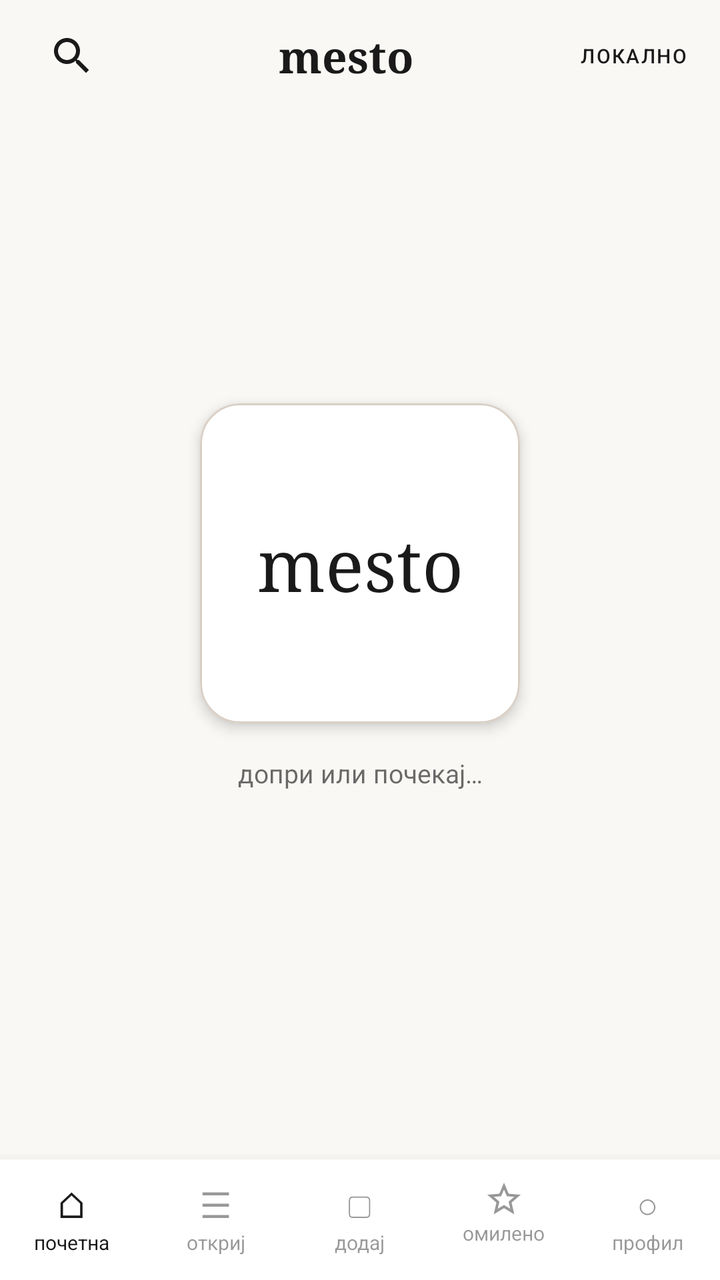
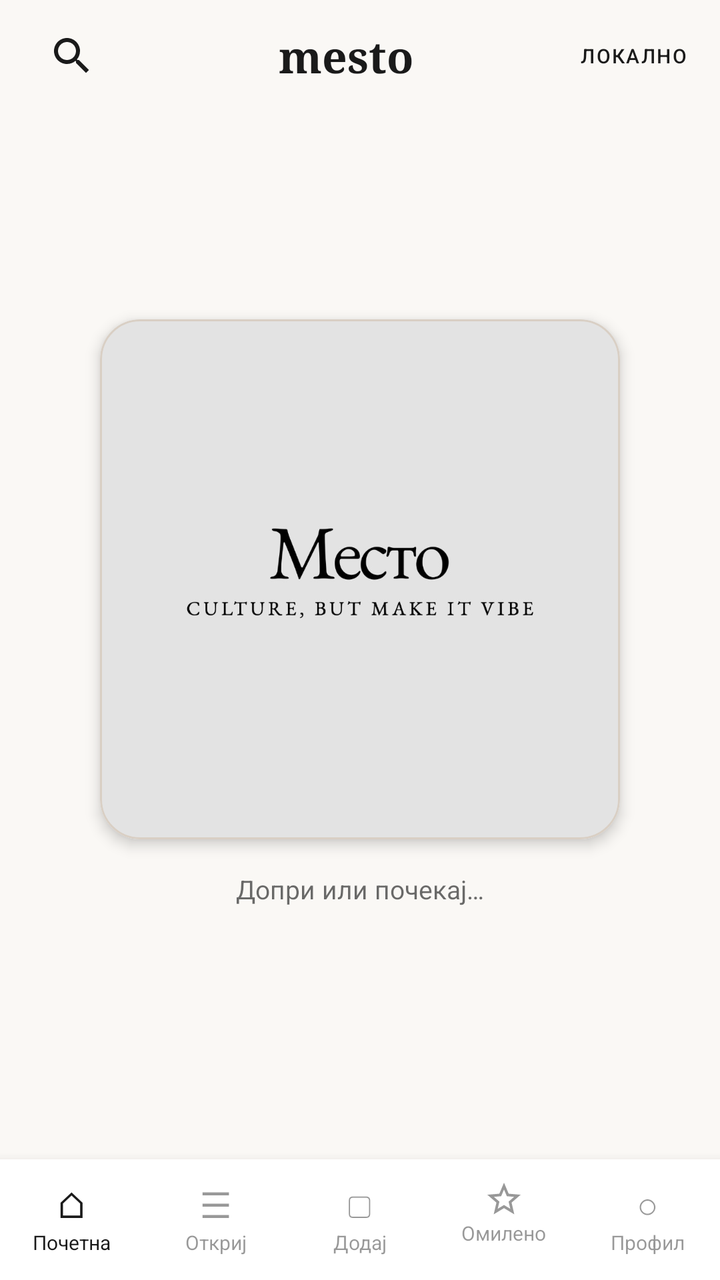

Two renders of the same Android screen: before a commit and after it. Below are the layout's source before the change and the commit's diff.
<!-- AndroidManifest.xml: application theme Theme.Mesto_samostojna -->
<!-- res/layout/activity_splash.xml -->
<?xml version="1.0" encoding="utf-8"?>
<androidx.constraintlayout.widget.ConstraintLayout xmlns:android="http://schemas.android.com/apk/res/android"
    xmlns:app="http://schemas.android.com/apk/res-auto"
    xmlns:tools="http://schemas.android.com/tools"
    android:id="@+id/splash_root"
    android:layout_width="match_parent"
    android:layout_height="match_parent"
    android:background="@color/cream"
    tools:context=".SplashActivity">

    
    <LinearLayout
        android:id="@+id/splash_top_bar"
        android:layout_width="match_parent"
        android:layout_height="56dp"
        android:gravity="center_vertical"
        android:orientation="horizontal"
        android:paddingStart="16dp"
        android:paddingEnd="16dp"
        app:layout_constraintEnd_toEndOf="parent"
        app:layout_constraintStart_toStartOf="parent"
        app:layout_constraintTop_toTopOf="parent">

        <ImageView
            android:layout_width="40dp"
            android:layout_height="40dp"
            android:contentDescription="@string/splash_cd_search"
            android:padding="8dp"
            android:src="@drawable/ic_search_small"
            app:tint="@color/ink" />

        <TextView
            android:layout_width="0dp"
            android:layout_height="wrap_content"
            android:layout_weight="1"
            android:fontFamily="serif"
            android:gravity="center"
            android:text="@string/app_name"
            android:textColor="@color/ink"
            android:textSize="22sp"
            android:textStyle="bold" />

        <TextView
            android:layout_width="wrap_content"
            android:layout_height="wrap_content"
            android:fontFamily="sans-serif-medium"
            android:letterSpacing="0.08"
            android:text="@string/splash_rewards"
            android:textAllCaps="true"
            android:textColor="@color/ink"
            android:textSize="10sp" />
    </LinearLayout>

    
    <com.google.android.material.card.MaterialCardView
        android:id="@+id/splash_logo_card"
        android:layout_width="160dp"
        android:layout_height="160dp"
        app:cardBackgroundColor="@color/white"
        app:cardCornerRadius="20dp"
        app:cardElevation="4dp"
        app:layout_constraintBottom_toBottomOf="parent"
        app:layout_constraintEnd_toEndOf="parent"
        app:layout_constraintStart_toStartOf="parent"
        app:layout_constraintTop_toTopOf="parent"
        app:layout_constraintVertical_bias="0.42"
        app:strokeColor="@color/sand"
        app:strokeWidth="1dp">

        <TextView
            android:layout_width="match_parent"
            android:layout_height="match_parent"
            android:fontFamily="serif"
            android:gravity="center"
            android:text="@string/app_name"
            android:textColor="@color/ink"
            android:textSize="36sp" />
    </com.google.android.material.card.MaterialCardView>

    <TextView
        android:id="@+id/splash_hint"
        android:layout_width="wrap_content"
        android:layout_height="wrap_content"
        android:layout_marginTop="16dp"
        android:alpha="0.65"
        android:text="@string/splash_tap_hint"
        android:textColor="@color/ink"
        android:textSize="13sp"
        app:layout_constraintEnd_toEndOf="parent"
        app:layout_constraintStart_toStartOf="parent"
        app:layout_constraintTop_toBottomOf="@id/splash_logo_card" />

    
    <LinearLayout
        android:id="@+id/splash_bottom_nav"
        android:layout_width="match_parent"
        android:layout_height="wrap_content"
        android:background="@color/white"
        android:elevation="8dp"
        android:orientation="horizontal"
        android:paddingTop="10dp"
        android:paddingBottom="12dp"
        app:layout_constraintBottom_toBottomOf="parent"
        app:layout_constraintEnd_toEndOf="parent"
        app:layout_constraintStart_toStartOf="parent">

        <LinearLayout
            android:layout_width="0dp"
            android:layout_height="wrap_content"
            android:layout_weight="1"
            android:gravity="center"
            android:orientation="vertical">

            <TextView
                android:layout_width="wrap_content"
                android:layout_height="wrap_content"
                android:text="⌂"
                android:textColor="@color/ink"
                android:textSize="18sp" />
            <TextView
                android:layout_width="wrap_content"
                android:layout_height="wrap_content"
                android:text="@string/splash_nav_home"
                android:textColor="@color/ink"
                android:textSize="10sp" />
        </LinearLayout>

        <LinearLayout
            android:layout_width="0dp"
            android:layout_height="wrap_content"
            android:layout_weight="1"
            android:gravity="center"
            android:orientation="vertical"
            android:alpha="0.45">

            <TextView
                android:layout_width="wrap_content"
                android:layout_height="wrap_content"
                android:text="☰"
                android:textColor="@color/ink"
                android:textSize="18sp" />
            <TextView
                android:layout_width="wrap_content"
                android:layout_height="wrap_content"
                android:text="@string/splash_nav_shop"
                android:textColor="@color/ink"
                android:textSize="10sp" />
        </LinearLayout>

        <LinearLayout
            android:layout_width="0dp"
            android:layout_height="wrap_content"
            android:layout_weight="1"
            android:gravity="center"
            android:orientation="vertical"
            android:alpha="0.45">

            <TextView
                android:layout_width="wrap_content"
                android:layout_height="wrap_content"
                android:text="▢"
                android:textColor="@color/ink"
                android:textSize="18sp" />
            <TextView
                android:layout_width="wrap_content"
                android:layout_height="wrap_content"
                android:text="@string/splash_nav_bag"
                android:textColor="@color/ink"
                android:textSize="10sp" />
        </LinearLayout>

        <LinearLayout
            android:layout_width="0dp"
            android:layout_height="wrap_content"
            android:layout_weight="1"
            android:gravity="center"
            android:orientation="vertical"
            android:alpha="0.45">

            <ImageView
                android:layout_width="20dp"
                android:layout_height="20dp"
                android:contentDescription="@null"
                android:importantForAccessibility="no"
                android:src="@drawable/ic_star_outline_small"
                app:tint="@color/ink" />
            <TextView
                android:layout_width="wrap_content"
                android:layout_height="wrap_content"
                android:text="@string/splash_nav_wish"
                android:textColor="@color/ink"
                android:textSize="10sp" />
        </LinearLayout>

        <LinearLayout
            android:layout_width="0dp"
            android:layout_height="wrap_content"
            android:layout_weight="1"
            android:gravity="center"
            android:orientation="vertical"
            android:alpha="0.45">

            <TextView
                android:layout_width="wrap_content"
                android:layout_height="wrap_content"
                android:text="○"
                android:textColor="@color/ink"
                android:textSize="18sp" />
            <TextView
                android:layout_width="wrap_content"
                android:layout_height="wrap_content"
                android:text="@string/splash_nav_account"
                android:textColor="@color/ink"
                android:textSize="10sp" />
        </LinearLayout>
    </LinearLayout>
</androidx.constraintlayout.widget.ConstraintLayout>
<!-- resources referenced by this layout -->
<resources>
  <color name="cream">#FAF8F5</color>
  <color name="ink">#1A1A1A</color>
  <color name="sand">#D9CFC4</color>
  <color name="white">#FFFFFFFF</color>
  <!-- drawable ic_search_small (drawable) -->
  <?xml version="1.0" encoding="utf-8"?>
  <vector xmlns:android="http://schemas.android.com/apk/res/android"
      android:width="24dp"
      android:height="24dp"
      android:viewportWidth="24"
      android:viewportHeight="24">
      <path
          android:fillColor="#FF1A1A1A"
          android:pathData="M15.5,14h-0.79l-0.28,-0.27C15.41,12.59 16,11.11 16,9.5 16,5.91 13.09,3 9.5,3S3,5.91 3,9.5 5.91,16 9.5,16c1.61,0 3.09,-0.59 4.23,-1.57l0.27,0.28v0.79l5,4.99L20.49,19l-4.99,-5zM9.5,14C7.01,14 5,11.99 5,9.5S7.01,5 9.5,5 14,7.01 14,9.5 11.99,14 9.5,14z" />
  </vector>
  <!-- drawable ic_star_outline_small (drawable) -->
  <?xml version="1.0" encoding="utf-8"?>
  <vector xmlns:android="http://schemas.android.com/apk/res/android"
      android:width="24dp"
      android:height="24dp"
      android:viewportWidth="24"
      android:viewportHeight="24">
      <path
          android:fillColor="#FF1A1A1A"
          android:pathData="M22,9.24l-7.19,-0.62L12,2 9.19,8.63 2,9.24l5.46,4.73L5.82,21 12,17.27 18.18,21l-1.63,-7.03L22,9.24zM12,15.4l-3.76,2.27 1,-4.28 -3.32,-2.88 4.38,-0.38L12,6.1l1.71,4.03 4.38,0.38 -3.32,2.88 1,4.28L12,15.4z" />
  </vector>
  <string name="app_name">mesto</string>
  <string name="splash_cd_search">Пребарај</string>
  <string name="splash_nav_account">профил</string>
  <string name="splash_nav_bag">додај</string>
  <string name="splash_nav_home">почетна</string>
  <string name="splash_nav_shop">откриј</string>
  <string name="splash_nav_wish">омилено</string>
  <string name="splash_rewards">локално</string>
  <string name="splash_tap_hint">допри или почекај…</string>
  <style name="Theme.Mesto_samostojna" parent="Base.Theme.Mesto_samostojna" />
  <style name="Base.Theme.Mesto_samostojna" parent="Theme.Material3.DayNight.NoActionBar">
          <item name="android:statusBarColor">@color/cream</item>
          <item name="android:navigationBarColor">@color/cream</item>
          <item name="android:windowLightStatusBar">true</item>
          <item name="colorPrimary">@color/ink</item>
          <item name="colorSurface">@color/cream</item>
          <item name="android:colorBackground">@color/cream</item>
      </style>
</resources>

<!-- the commit's change to res/layout/activity_splash.xml (unified diff, before → after) -->
@@ -54,8 +54,8 @@
     
     <com.google.android.material.card.MaterialCardView
         android:id="@+id/splash_logo_card"
-        android:layout_width="160dp"
-        android:layout_height="160dp"
+        android:layout_width="260dp"
+        android:layout_height="260dp"
         app:cardBackgroundColor="@color/white"
         app:cardCornerRadius="20dp"
         app:cardElevation="4dp"
@@ -67,14 +67,13 @@
         app:strokeColor="@color/sand"
         app:strokeWidth="1dp">
 
-        <TextView
+        <ImageView
             android:layout_width="match_parent"
             android:layout_height="match_parent"
-            android:fontFamily="serif"
-            android:gravity="center"
-            android:text="@string/app_name"
-            android:textColor="@color/ink"
-            android:textSize="36sp" />
+            android:adjustViewBounds="true"
+            android:contentDescription="@string/app_name"
+            android:scaleType="fitCenter"
+            android:src="@drawable/logo_mesto" />
     </com.google.android.material.card.MaterialCardView>
 
     <TextView
<!-- resource entries referenced after the edit -->
@@ -26,15 +26,16 @@
           android:fillColor="#FF1A1A1A"
           android:pathData="M22,9.24l-7.19,-0.62L12,2 9.19,8.63 2,9.24l5.46,4.73L5.82,21 12,17.27 18.18,21l-1.63,-7.03L22,9.24zM12,15.4l-3.76,2.27 1,-4.28 -3.32,-2.88 4.38,-0.38L12,6.1l1.71,4.03 4.38,0.38 -3.32,2.88 1,4.28L12,15.4z" />
   </vector>
+  <!-- drawable logo_mesto: png bitmap (drawable, 55292 bytes) -->
   <string name="app_name">mesto</string>
   <string name="splash_cd_search">Пребарај</string>
-  <string name="splash_nav_account">профил</string>
-  <string name="splash_nav_bag">додај</string>
-  <string name="splash_nav_home">почетна</string>
-  <string name="splash_nav_shop">откриј</string>
-  <string name="splash_nav_wish">омилено</string>
-  <string name="splash_rewards">локално</string>
-  <string name="splash_tap_hint">допри или почекај…</string>
+  <string name="splash_nav_account">Профил</string>
+  <string name="splash_nav_bag">Додај</string>
+  <string name="splash_nav_home">Почетна</string>
+  <string name="splash_nav_shop">Откриј</string>
+  <string name="splash_nav_wish">Омилено</string>
+  <string name="splash_rewards">Локално</string>
+  <string name="splash_tap_hint">Допри или почекај…</string>
   <style name="Theme.Mesto_samostojna" parent="Base.Theme.Mesto_samostojna" />
   <style name="Base.Theme.Mesto_samostojna" parent="Theme.Material3.DayNight.NoActionBar">
           <item name="android:statusBarColor">@color/cream</item>
